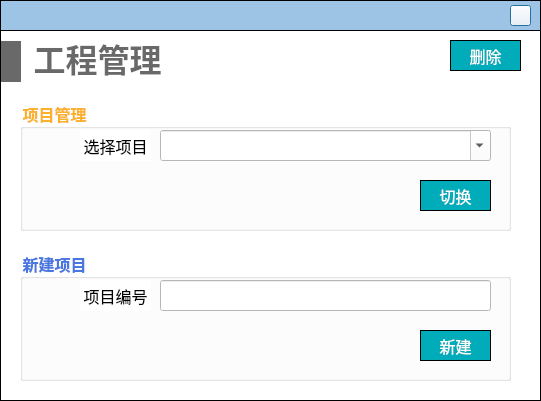
Before: the Qt Designer form NoiseCalSoft/inputDialog/dialog_prj_manager.ui in haobana/NoiCal, drawn with Qt 5.
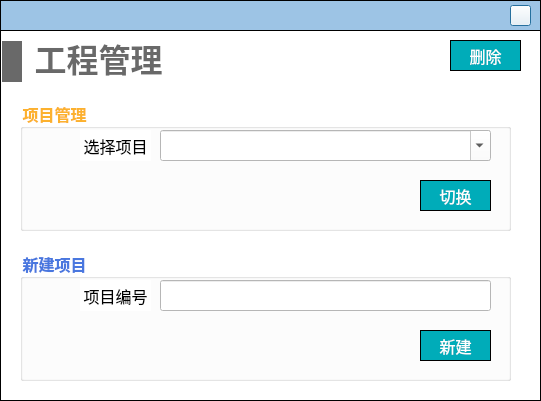
After: the same form once the commit is applied. Icons and pictures are not drawn.

```diff
--- a/NoiseCalSoft/inputDialog/dialog_prj_manager.ui
+++ b/NoiseCalSoft/inputDialog/dialog_prj_manager.ui
@@ -66,78 +66,6 @@
 }
 </string>
    </property>
-   <widget class="QWidget" name="layoutWidget">
-    <property name="geometry">
-     <rect>
-      <x>1</x>
-      <y>10</y>
-      <width>169</width>
-      <height>43</height>
-     </rect>
-    </property>
-    <layout class="QHBoxLayout" name="horizontalLayout_14">
-     <item>
-      <widget class="QLabel" name="label_2">
-       <property name="minimumSize">
-        <size>
-         <width>20</width>
-         <height>41</height>
-        </size>
-       </property>
-       <property name="maximumSize">
-        <size>
-         <width>20</width>
-         <height>41</height>
-        </size>
-       </property>
-       <property name="styleSheet">
-        <string notr="true">QLabel { 
-border: none; 
-background-color : rgb(105, 105, 105);
-}</string>
-       </property>
-       <property name="text">
-        <string/>
-       </property>
-      </widget>
-     </item>
-     <item>
-      <widget class="QLabel" name="label_3">
-       <property name="minimumSize">
-        <size>
-         <width>141</width>
-         <height>41</height>
-        </size>
-       </property>
-       <property name="maximumSize">
-        <size>
-         <width>141</width>
-         <height>41</height>
-        </size>
-       </property>
-       <property name="font">
-        <font>
-         <family>Microsoft YaHei</family>
-         <pointsize>24</pointsize>
-         <bold>true</bold>
-        </font>
-       </property>
-       <property name="styleSheet">
-        <string notr="true">QLabel { 
-border: none; 
-color : rgb(105, 105, 105);
-}</string>
-       </property>
-       <property name="text">
-        <string>工程管理</string>
-       </property>
-       <property name="alignment">
-        <set>Qt::AlignBottom|Qt::AlignHCenter</set>
-       </property>
-      </widget>
-     </item>
-    </layout>
-   </widget>
    <widget class="QGroupBox" name="groupBox_create_prj">
     <property name="geometry">
      <rect>
@@ -395,6 +323,78 @@
      <string>删除</string>
     </property>
    </widget>
+   <widget class="QLabel" name="label_2">
+    <property name="geometry">
+     <rect>
+      <x>2</x>
+      <y>11</y>
+      <width>20</width>
+      <height>41</height>
+     </rect>
+    </property>
+    <property name="minimumSize">
+     <size>
+      <width>20</width>
+      <height>41</height>
+     </size>
+    </property>
+    <property name="maximumSize">
+     <size>
+      <width>20</width>
+      <height>41</height>
+     </size>
+    </property>
+    <property name="styleSheet">
+     <string notr="true">QLabel { 
+border: none; 
+background-color : rgb(105, 105, 105);
+}</string>
+    </property>
+    <property name="text">
+     <string/>
+    </property>
+   </widget>
+   <widget class="QLabel" name="label_3">
+    <property name="geometry">
+     <rect>
+      <x>28</x>
+      <y>11</y>
+      <width>141</width>
+      <height>41</height>
+     </rect>
+    </property>
+    <property name="minimumSize">
+     <size>
+      <width>141</width>
+      <height>41</height>
+     </size>
+    </property>
+    <property name="maximumSize">
+     <size>
+      <width>141</width>
+      <height>41</height>
+     </size>
+    </property>
+    <property name="font">
+     <font>
+      <family>Microsoft YaHei</family>
+      <pointsize>24</pointsize>
+      <bold>true</bold>
+     </font>
+    </property>
+    <property name="styleSheet">
+     <string notr="true">QLabel { 
+border: none; 
+color : rgb(105, 105, 105);
+}</string>
+    </property>
+    <property name="text">
+     <string>工程管理</string>
+    </property>
+    <property name="alignment">
+     <set>Qt::AlignBottom|Qt::AlignHCenter</set>
+    </property>
+   </widget>
   </widget>
  </widget>
  <resources/>
```
